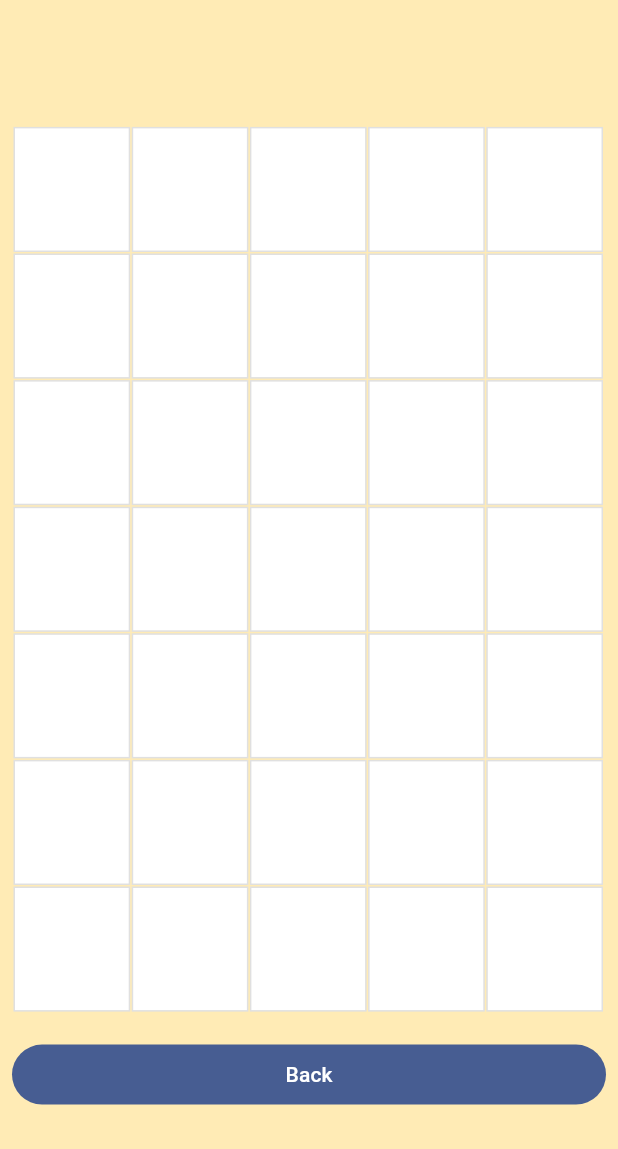
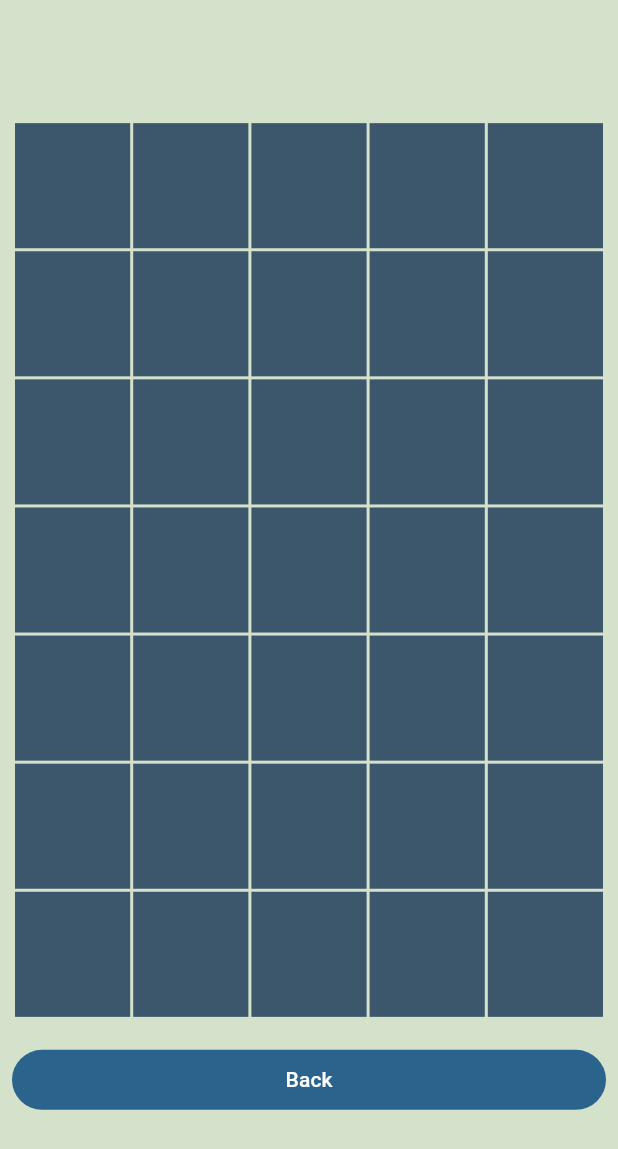
Before and after one commit to macbi/hex-minesweeper, a Flutter app: the LevelSelectionScreen screen opened by its route, after a tap on an icon or button, on a phone screen of 412 x 824 dp. Shown: the top 1149 px of the screen. Run offline on Flutter 3.47's test engine with Material 2 defaults, Android fonts, the phone set to English and light mode, and no system bars; our stand-ins replace audioplayers, firebase_core, firebase_crashlytics, go_router, shared_preferences; accounts and stored records are empty.

Commit message:
Add first working square game

```diff
--- a/lib/src/games_services/score.dart
+++ b/lib/src/games_services/score.dart
@@ -7,21 +7,16 @@
 /// Encapsulates a score and the arithmetic to compute it.
 @immutable
 class Score {
-  final int score;
 
   final Duration duration;
 
   final int level;
 
-  factory Score(int level, int difficulty, Duration duration) {
-    // The higher the difficulty, the higher the score.
-    var score = difficulty;
-    // The lower the time to beat the level, the higher the score.
-    score *= 10000 ~/ (duration.inSeconds.abs() + 1);
-    return Score._(score, duration, level);
+  factory Score(int level, Duration duration) {
+    return Score._(duration, level);
   }
 
-  const Score._(this.score, this.duration, this.level);
+  const Score._(this.duration, this.level);
 
   String get formattedTime {
     final buf = StringBuffer();
@@ -44,5 +39,5 @@
   }
 
   @override
-  String toString() => 'Score<$score,$formattedTime,$level>';
+  String toString() => 'Score<$formattedTime,$level>';
 }
--- a/lib/src/level_selection/level_selection_screen.dart
+++ b/lib/src/level_selection/level_selection_screen.dart
@@ -22,7 +22,7 @@
     final playerProgress = context.watch<PlayerProgress>();
 
     return Scaffold(
-      backgroundColor: palette.backgroundLevelSelection,
+      backgroundColor: palette.cream,
       body: ResponsiveScreen(
         squarishMainArea: Column(
           children: [
@@ -31,29 +31,42 @@
               child: Center(
                 child: Text(
                   'Select level',
-                  style:
-                      TextStyle(fontFamily: 'Permanent Marker', fontSize: 30),
+                  style: TextStyle(fontFamily: 'Permanent Marker', fontSize: 30),
                 ),
               ),
             ),
             const SizedBox(height: 50),
             Expanded(
-              child: ListView(
+              child: GridView.count(
+                crossAxisCount: 3,
+                mainAxisSpacing: 10,
+                crossAxisSpacing: 10,
                 children: [
                   for (final level in gameLevels)
                     ListTile(
-                      enabled: playerProgress.highestLevelReached >=
-                          level.number - 1,
+                      shape: RoundedRectangleBorder(
+                        borderRadius: BorderRadius.circular(10),
+                      ),
+                      enabled: playerProgress.highestLevelReached >= level.number - 1,
+                      tileColor: palette.lightGreen,
+
                       onTap: () {
                         final audioController = context.read<AudioController>();
                         audioController.playSfx(SfxType.buttonTap);
 
-                        GoRouter.of(context)
-                            .go('/play/session/${level.number}');
+                        GoRouter.of(context).go('/play/session/${level.number}');
                       },
-                      leading: Text(level.number.toString()),
-                      title: Text('Level #${level.number}'),
-                    )
+                      titleAlignment: ListTileTitleAlignment.center,
+                      title: Text(
+                        '${level.number}',
+                        textAlign: TextAlign.center,
+                        style: const TextStyle(
+                          fontSize: 50,
+                          fontFamily: 'Permanent Marker',
+                          color: Colors.white,
+                        ),
+                      ),
+                    ),
                 ],
               ),
             ),
--- a/lib/src/level_selection/levels.dart
+++ b/lib/src/level_selection/levels.dart
@@ -1,6 +1,11 @@
 // Copyright 2022, the Flutter project authors. Please see the AUTHORS file
 // for details. All rights reserved. Use of this source code is governed by a
 // BSD-style license that can be found in the LICENSE file.
+
+enum GridType {
+  square,
+  hexagon,
+}
 
 const gameLevels = [
   GameLevel(
@@ -8,28 +13,28 @@
     width: 5,
     height: 7,
     mines: 6,
-    difficulty: 5,
+    gridType: GridType.square,
   ),
   GameLevel(
     number: 2,
     width: 7,
     height: 10,
-    mines: 20,
-    difficulty: 42,
+    mines: 12,
+    gridType: GridType.square,
   ),
   GameLevel(
     number: 3,
     width: 10,
     height: 15,
-    mines: 25,
-    difficulty: 100,
+    mines: 18,
+    gridType: GridType.square,
   ),
   GameLevel(
     number: 4,
     width: 2,
     height: 2,
-    mines: 1,
-    difficulty: 100,
+    mines: 3,
+    gridType: GridType.square,
   ),
 ];
 
@@ -38,15 +43,15 @@
   final int width;
   final int height;
   final int mines;
+  final GridType gridType;
 
-  final int difficulty;
 
   const GameLevel({
     required this.number,
     required this.width,
     required this.height,
-    required this.difficulty,
     required this.mines,
+    required this.gridType,
   })  : assert(width > 0 && height > 0 && (height * width) > mines,
             'Invalid level configuration (mines >= cells or no positive dimensions)');
 }
--- a/lib/src/play_session/cell_widget.dart
+++ b/lib/src/play_session/cell_widget.dart
@@ -1,5 +1,9 @@
 import 'package:flutter/material.dart';
 import 'cell.dart';
+import 'package:game_template/src/style/palette.dart';
+import 'package:provider/provider.dart';
+
+
 
 class CellWidget extends StatefulWidget {
   const CellWidget({
@@ -18,25 +22,26 @@
 class _CellWidgetState extends State<CellWidget> {
   @override
   Widget build(BuildContext context) {
+    final palette = context.watch<Palette>();
+
     return Container(
-        margin: const EdgeInsets.only(right: 1, bottom: 1),
+        margin: const EdgeInsets.all(1),
         height: MediaQuery.of(context).size.width / widget.size + 1,
         decoration: BoxDecoration(
-          border: Border.all(color: Colors.grey[300]!),
-          color: widget.cell.isRevealed ? (widget.cell.isMine ? Colors.red[100] : Colors.grey[200 + (widget.cell.value * 50)]) : Colors.white,
+          color: widget.cell.isRevealed ? (widget.cell.isMine ? palette.redHighlight : palette.lightGreen) : palette.mediumGreen,
         ),
         child: (widget.cell.isMine && widget.cell.isRevealed)
             ? Center(
                 child: Icon(
                   Icons.dangerous,
-                  color: Colors.redAccent,
+                  color: palette.darkGreen,
                 ),
               )
             : widget.cell.isFlagged
                 ? Center(
                     child: Icon(
                       Icons.flag,
-                      color: Colors.green,
+                      color: palette.darkGreen,
                     ),
                   )
                 : widget.cell.isRevealed
@@ -44,7 +49,7 @@
                         child: Text(
                           widget.cell.value.toString(),
                           style: TextStyle(
-                            color: Colors.white,
+                            color: palette.cream,
                             fontSize: 20,
                           ),
                         ),
--- a/lib/src/play_session/play_session_screen.dart
+++ b/lib/src/play_session/play_session_screen.dart
@@ -37,7 +37,11 @@
 
   static const _preCelebrationDuration = Duration(milliseconds: 500);
 
+  static const _postLoseDuration = Duration(milliseconds: 1000);
+
   bool _duringCelebration = false;
+
+  bool _duringLose = false;
 
   bool _firstReveal = false;
 
@@ -47,8 +51,6 @@
   void initState() {
     super.initState();
     generateGrid();
-
-
   }
 
   Widget buildButton(CellModel cell) {
@@ -98,8 +100,12 @@
     for (int i = 0; i < totalMines; i++) {
       var x = Random().nextInt(width);
       var y = Random().nextInt(height);
-      if (cells[x][y].isMine || (x == cell.x && y == cell.y)) {
+      if (cells[x][y].isMine) {
         i--;
+      }
+      if (x == cell.x && y == cell.y) {
+        i--;
+        continue;
       }
       cells[x][y].isMine = true;
     }
@@ -176,10 +182,8 @@
           ),
         ),
       ],
-      child: IgnorePointer(
-        ignoring: _duringCelebration,
       child: Scaffold(
-          backgroundColor: palette.backgroundPlaySession,
+        backgroundColor: palette.cream,
         body: Stack(
           children: [
             Center(
@@ -187,11 +191,14 @@
               child: Column(
                 mainAxisAlignment: MainAxisAlignment.center,
                 children: [
-                    Padding(
+                  IgnorePointer(
+                    ignoring: _duringCelebration || _duringLose,
+                    child: Padding(
                       padding: const EdgeInsets.all(8.0),
                       child: Container(
                         margin: const EdgeInsets.all(1.0),
                         child: buildButtonColumn(),
+                      ),
                     ),
                   ),
                   //const Spacer(),
@@ -208,7 +215,9 @@
                 ],
               ),
             ),
-              SizedBox.expand(
+            IgnorePointer(
+              ignoring: _duringCelebration || _duringLose,
+              child: SizedBox.expand(
                 child: Visibility(
                   visible: _duringCelebration,
                   child: IgnorePointer(
@@ -218,8 +227,8 @@
                   ),
                 ),
               ),
+            )
           ],
-          ),
         ),
       ),
     );
@@ -230,7 +239,6 @@
 
     final score = Score(
       widget.level.number,
-      widget.level.difficulty,
       DateTime.now().difference(_startOfPlay),
     );
 
@@ -252,13 +260,13 @@
     await Future<void>.delayed(_celebrationDuration);
     if (!mounted) return;
 
-    GoRouter.of(context).go('/play/won', extra: {'score': score});
+    GoRouter.of(context).go('/play/won', extra: {'score': score, 'level': widget.level.number});
   }
 
-  void _revealCell(CellModel cell) {
+  void _revealCell(CellModel cell) async {
     if (cell.isRevealed || cell.isFlagged) return;
 
-    if(!_firstReveal){
+    if (!_firstReveal) {
       _firstReveal = true;
 
       generateMines(cell);
@@ -272,6 +280,10 @@
 
     if (cell.isMine && totalCellsRevealed > 0) {
       _log.info('Level ${widget.level.number} lost');
+      _duringLose = true;
+
+      await Future<void>.delayed(_postLoseDuration);
+
       _showGameOverDialog();
       return;
     }
@@ -279,7 +291,7 @@
     totalCellsRevealed++;
 
     if (totalCellsRevealed == (width * height) - totalMines) {
-      //TODO implement win
+      _playerWon();
     }
 
     if (cell.value == 0) {
@@ -290,6 +302,35 @@
   }
 
   void _showGameOverDialog() {
-    //TODO implement dialog with restart and back to menu
+    showDialog(
+      context: context,
+      builder: (context) => AlertDialog(
+        title: const Text('Game Over'),
+        content: const Text('You lost'),
+        actions: [
+          TextButton(
+            onPressed: () {
+              _restart();
+              Navigator.of(context).pop();
+            },
+            child: const Text('Restart'),
+          ),
+          TextButton(
+            onPressed: () => GoRouter.of(context).go('/'),
+            child: const Text('Back to menu'),
+          ),
+        ],
+      ),
+    );
+  }
+
+  void _restart() {
+    setState(() {
+      _firstReveal = false;
+      _duringCelebration = false;
+      totalCellsRevealed = 0;
+      generateGrid();
+      _duringLose = false;
+    });
   }
 }
--- a/lib/src/style/palette.dart
+++ b/lib/src/style/palette.dart
@@ -34,4 +34,9 @@
   Color get background4 => const Color(0xffffd7ff);
   Color get backgroundSettings => const Color(0xffbfc8e3);
   Color get trueWhite => const Color(0xffffffff);
+  Color get darkGreen => const Color(0xff17152e);
+  Color get mediumGreen => const Color(0xff3c566c);
+  Color get lightGreen => const Color(0xff84aea4);
+  Color get cream => const Color(0xffd4e2cc);
+  Color get redHighlight => const Color(0xffe43254);
 }
```
Also changed, not shown: lib/main.dart (+8 -4 lines), lib/src/games_services/games_services.dart (deleted, +0 -119 lines), lib/src/main_menu/main_menu_screen.dart (+0 -20 lines), lib/src/win_game/win_game_screen.dart (+23 -9 lines). Lines whose indentation alone changed are shown as unchanged.
